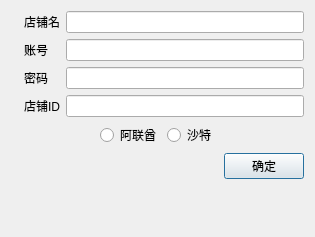
Qt form Lemon01/AddShopDialog.ui (BigMouseFive/lemon01) before a commit.
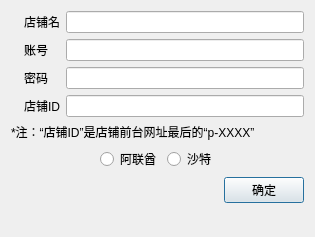
The same form after that commit. Icons and pictures are not drawn.

Diff of the .ui file:
```diff
--- a/Lemon01/AddShopDialog.ui
+++ b/Lemon01/AddShopDialog.ui
@@ -184,6 +184,13 @@
      </item>
     </layout>
    </item>
+   <item>
+    <widget class="QLabel" name="label_5">
+     <property name="text">
+      <string>*注：“店铺ID”是店铺前台网址最后的“p-XXXX”</string>
+     </property>
+    </widget>
+   </item>
    <item>
     <layout class="QHBoxLayout" name="horizontalLayout_2">
      <item>
```
